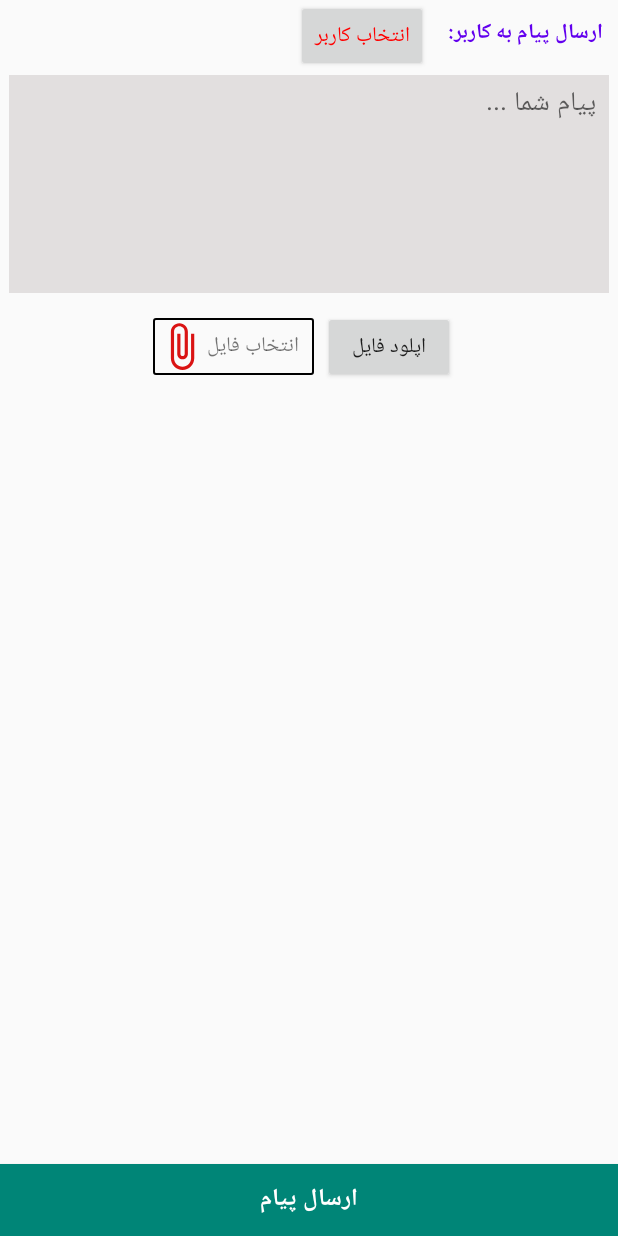
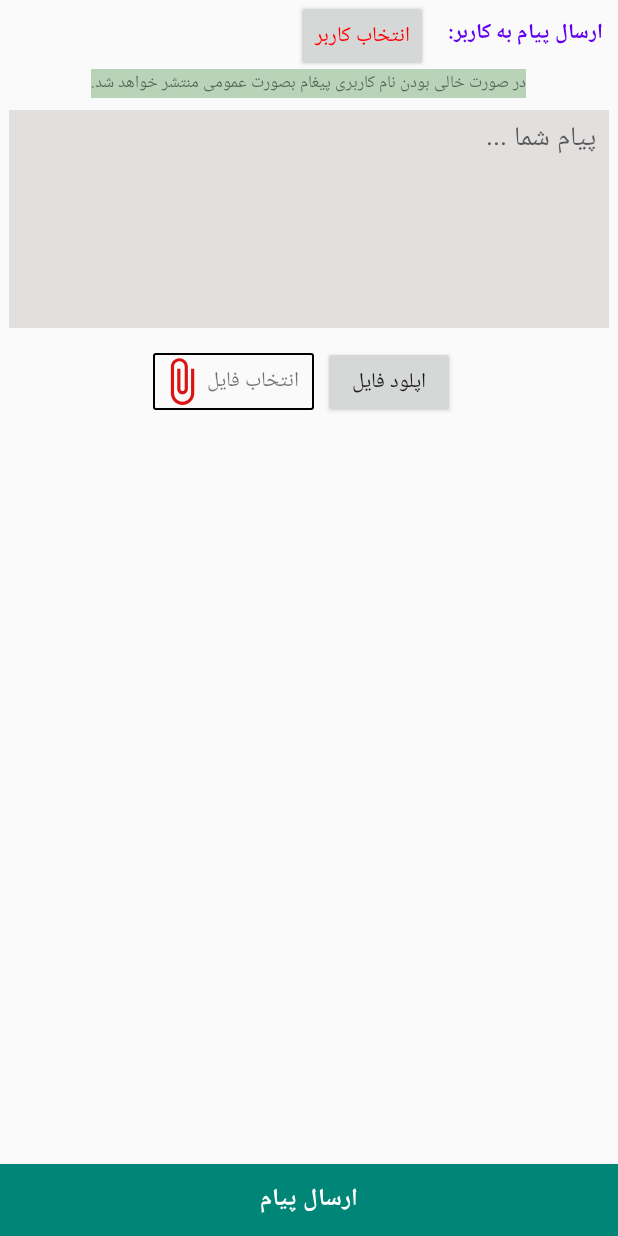
Before and after one commit to Navid-j/project-Manager, an Android app: the SendMessageActivity screen opened directly, with no data from a screen before it, on a phone screen of 412 x 824 dp. Run offline under Robolectric (Android 15) with nearby library versions, the phone set to English and light mode, and no system bars; libraries missing offline, so code that uses them is left out: com.androidnetworking, com.androidnetworking.common, com.androidnetworking.error, com.androidnetworking.interfaces.

Commit message:
complet send message activity.

```diff
--- a/app/src/main/java/com/example/projectmanager/Activity/LoginActivity.java
+++ b/app/src/main/java/com/example/projectmanager/Activity/LoginActivity.java
@@ -29,7 +29,7 @@ import org.json.JSONObject;
 
 public class LoginActivity extends AppCompatActivity {
 
-    public static String HOST_NAME = "http://192.168.1.114/";
+    public static String HOST_NAME = "http://192.168.1.100/";
     public static String USER_ID = null;
     public static Boolean isLogin = false;
     public static String USER_LEVEL = "0";
--- a/app/src/main/java/com/example/projectmanager/Activity/SelectUserActivity.java
+++ b/app/src/main/java/com/example/projectmanager/Activity/SelectUserActivity.java
@@ -52,7 +52,6 @@ public class SelectUserActivity extends AppCompatActivity {
         lvUsers.setOnItemClickListener(new AdapterView.OnItemClickListener() {
             @Override
             public void onItemClick(AdapterView<?> adapterView, View view, int i, long l) {
-                Toast.makeText(SelectUserActivity.this, "1", Toast.LENGTH_SHORT).show();
                 Intent intent = new Intent();
                 intent.putExtra("username", users.get(i).getUserName());
                 intent.putExtra("userId", users.get(i).getUserId());
--- a/app/src/main/res/layout/activity_send_message.xml
+++ b/app/src/main/res/layout/activity_send_message.xml
@@ -25,11 +25,22 @@
         android:text="انتخاب کاربر"
         android:textColor="@color/red" />
 
+    <TextView
+        android:id="@+id/send_to_all_message"
+        android:layout_width="wrap_content"
+        android:layout_height="wrap_content"
+        android:layout_below="@+id/tv_send_message_title"
+        android:layout_centerHorizontal="true"
+        android:layout_margin="2dp"
+        android:background="#B8D3B8"
+        android:text="در صورت خالی بودن نام کاربری پیغام بصورت عمومی منتشر خواهد شد."
+        android:textSize="11sp" />
+
     <EditText
         android:id="@+id/edt_send_message_box"
         android:layout_width="match_parent"
         android:layout_height="wrap_content"
-        android:layout_below="@id/tv_send_message_title"
+        android:layout_below="@id/send_to_all_message"
         android:layout_margin="6dp"
         android:background="#E2DFDF"
         android:gravity="top"
```
Also changed, not shown: app/src/main/java/com/example/projectmanager/Activity/InboxActivity.java (+8 -0 lines), app/src/main/java/com/example/projectmanager/Activity/SendMessageActivity.java (+4 -3 lines), app/src/main/java/com/example/projectmanager/Adapter/InboxRvAdapter.java (added, +87 -0 lines).
